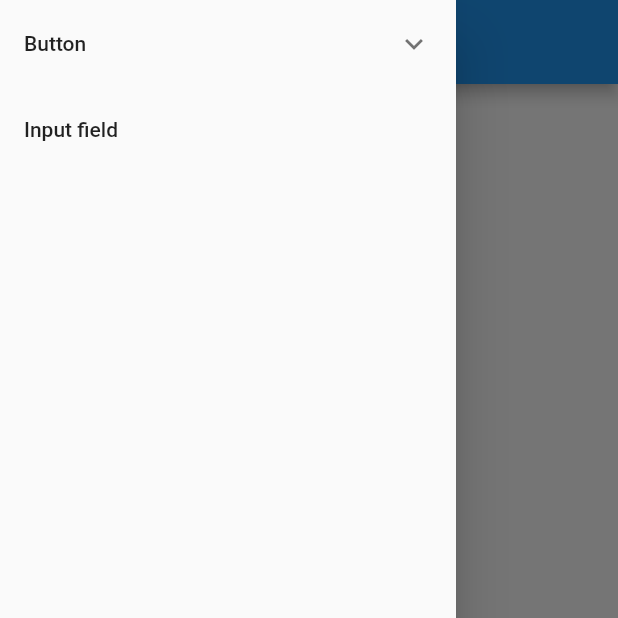
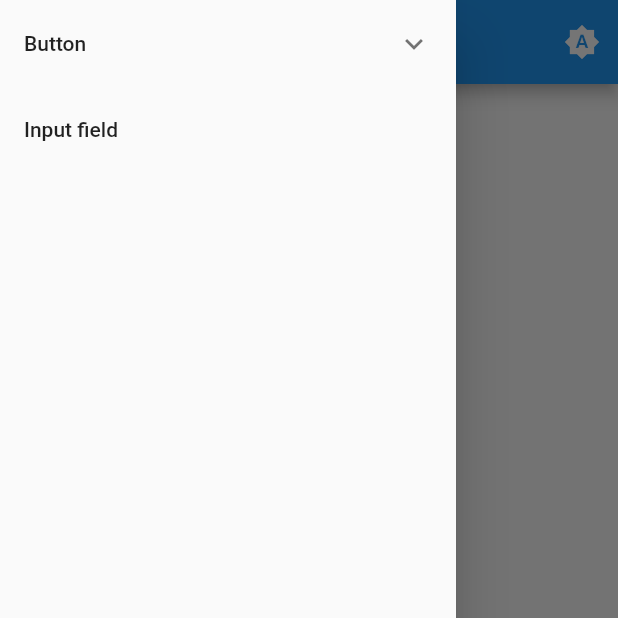
Before and after one commit to ookami-kb/storybook_flutter, a Flutter app: the StoryPageWrapper screen opened directly, with the side drawer open, on a phone screen of 412 x 824 dp, the top half of it. Run offline on Flutter 3.47's test engine with Material 2 defaults, Android fonts, the phone set to English and light mode, and no system bars; our stand-ins replace recase.

Commit message:
Add support for switching between light and dark theme

```diff
--- a/lib/src/knobs/knob_panel.dart
+++ b/lib/src/knobs/knob_panel.dart
@@ -10,7 +10,7 @@ class KnobPanel extends StatelessWidget {
         builder: (context, knobs, _) => knobs.all().isEmpty
             ? Container()
             : Container(
-                color: Theme.of(context).canvasColor,
+                color: Theme.of(context).cardColor,
                 width: 200,
                 child: ListView(
                   children: knobs.all().map((v) => v.build()).toList(),
--- a/lib/src/story.dart
+++ b/lib/src/story.dart
@@ -14,7 +14,7 @@ class Story extends StatefulWidget {
     @required this.name,
     @required StoryBuilder builder,
     this.section = '',
-    this.background = Colors.white,
+    this.background,
     this.padding = const EdgeInsets.all(16),
   })  : _builder = builder,
         super(key: key);
@@ -24,7 +24,7 @@ class Story extends StatefulWidget {
     @required String name,
     @required Widget child,
     String section = '',
-    Color background = Colors.white,
+    Color background,
     EdgeInsets padding = const EdgeInsets.all(16),
   }) : this(
           key: key,
--- a/lib/src/story_page_wrapper.dart
+++ b/lib/src/story_page_wrapper.dart
@@ -3,14 +3,13 @@ import 'package:provider/provider.dart';
 import 'package:storybook_flutter/src/breakpoint.dart';
 import 'package:storybook_flutter/src/iterables.dart';
 import 'package:storybook_flutter/src/story.dart';
+import 'package:storybook_flutter/src/theme_mode_provider.dart';
 
 class StoryPageWrapper extends StatelessWidget {
   const StoryPageWrapper({Key key, this.path}) : super(key: key);
 
   bool _shouldDisplayDrawer(BuildContext context) =>
       MediaQuery.of(context).breakpoint == Breakpoint.small;
-
-  final String path;
 
   @override
   Widget build(BuildContext context) {
@@ -26,25 +25,44 @@ class StoryPageWrapper extends StatelessWidget {
       children: stories,
     );
 
+    final themeModeProvider = Provider.of<ThemeModeProvider>(context);
+    const themeIcon = {
+      ThemeMode.system: Icon(Icons.brightness_auto),
+      ThemeMode.light: Icon(Icons.brightness_high),
+      ThemeMode.dark: Icon(Icons.brightness_3),
+    };
+
     return Scaffold(
       drawer: _shouldDisplayDrawer(context) ? Drawer(child: contents) : null,
-      appBar: AppBar(title: Text(story?.name ?? 'Storybook')),
+      appBar: AppBar(
+        title: Text(story?.name ?? 'Storybook'),
+        actions: [
+          IconButton(
+            icon: themeIcon[themeModeProvider.current],
+            onPressed: themeModeProvider.toggleThemeMode,
+          )
+        ],
+      ),
       body: _shouldDisplayDrawer(context)
           ? _buildStory(context, story)
           : Row(
               crossAxisAlignment: CrossAxisAlignment.stretch,
               children: <Widget>[
-                Container(width: 200, child: contents),
+                Container(
+                  width: 200,
+                  color: Theme.of(context).cardColor,
+                  child: contents,
+                ),
                 Expanded(child: _buildStory(context, story)),
               ],
             ),
     );
   }
 
-  Widget _buildStory(BuildContext context, Story story) => Container(
-        color: Colors.white,
-        child: Center(child: story ?? const Text('Select story')),
-      );
+  final String path;
+
+  Widget _buildStory(BuildContext context, Story story) =>
+      Center(child: story ?? const Text('Select story'));
 
   void _onStoryTap(BuildContext context, Story story) {
     if (_shouldDisplayDrawer(context)) Navigator.of(context).pop();
--- /dev/null
+++ b/lib/src/theme_mode_provider.dart
@@ -0,0 +1,20 @@
+import 'package:flutter/material.dart';
+
+class ThemeModeProvider extends ChangeNotifier {
+  ThemeModeProvider(this._current);
+
+  ThemeMode _current;
+
+  ThemeMode get current => _current;
+
+  void toggleThemeMode() {
+    if (_current == ThemeMode.system) {
+      _current = ThemeMode.light;
+    } else if (_current == ThemeMode.light) {
+      _current = ThemeMode.dark;
+    } else {
+      _current = ThemeMode.system;
+    }
+    notifyListeners();
+  }
+}
--- a/pubspec.yaml
+++ b/pubspec.yaml
@@ -1,6 +1,6 @@
 name: storybook_flutter
 description: A storybook for Flutter widgets. Live preview of isolated widgets for faster development and showcase.
-version: 0.1.4
+version: 0.1.5
 homepage: https://github.com/ookami-kb/storybook_flutter
 
 environment:
```
Also changed, not shown: lib/src/storybook.dart (+22 -6 lines), 1 other file.
